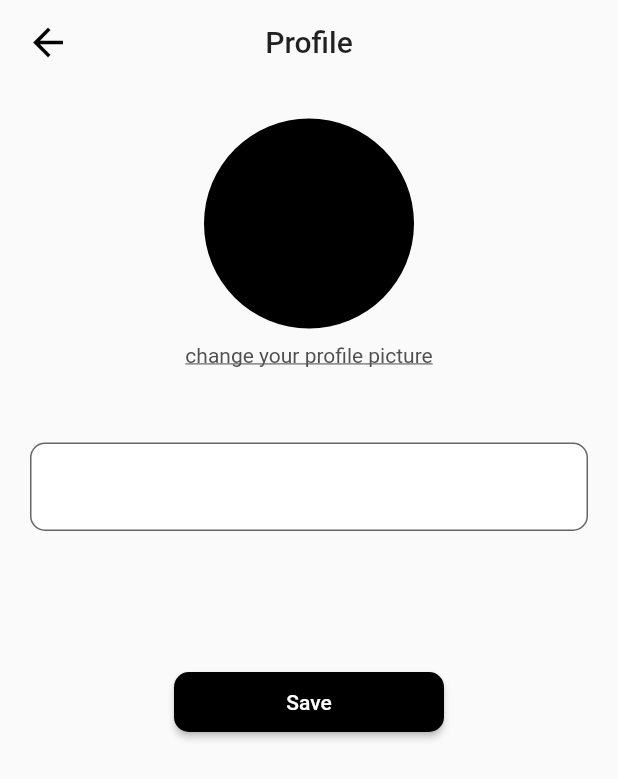
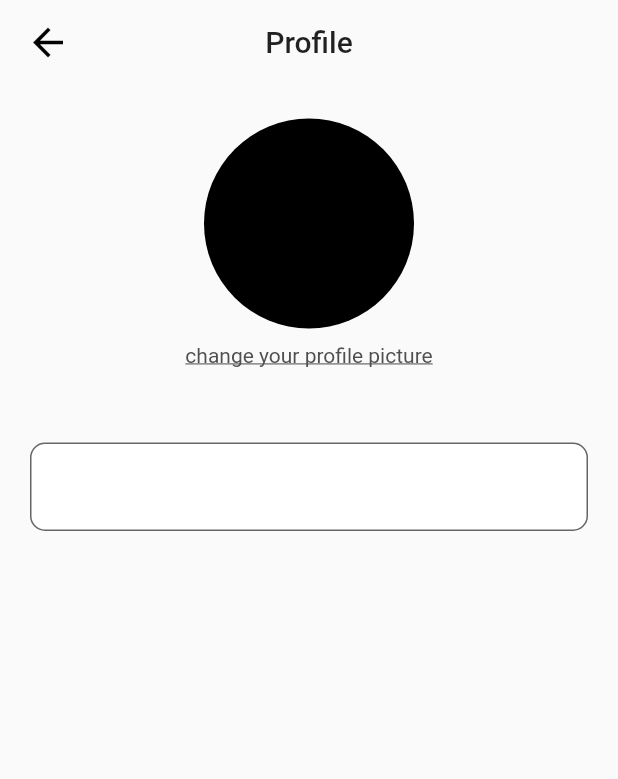
Before and after one commit to eryklorenc/flutter_shop, a Flutter app: the ProfilePage screen opened directly, on a phone screen of 412 x 824 dp. Shown: the top 779 px of the screen. Run offline on Flutter 3.47's test engine with Material 2 defaults, Android fonts, the phone set to English and light mode, and no system bars; our stand-ins replace firebase_auth, firebase_core, firebase_crashlytics, flutter_bloc, flutter_zoom_drawer, freezed_annotation and 3 more; accounts and stored records are empty.

Commit message:
remove button

```diff
--- a/lib/features/profile/profile_page.dart
+++ b/lib/features/profile/profile_page.dart
@@ -54,23 +54,6 @@ class ProfilePage extends StatelessWidget {
                       ),
                     ),
                   ),
-                  Padding(
-                    padding: const EdgeInsets.only(top: 40),
-                    child: ElevatedButton(
-                      style: ElevatedButton.styleFrom(
-                        fixedSize: const Size(180, 40),
-                        backgroundColor: AppColors.dark,
-                        shape: RoundedRectangleBorder(
-                          borderRadius: BorderRadius.circular(10),
-                        ),
-                      ),
-                      onPressed: () {},
-                      child: Text(
-                        S.of(context).save,
-                        style: Theme.of(context).xTextTheme.h1,
-                      ),
-                    ),
-                  ),
                 ],
               ),
             ),
```
